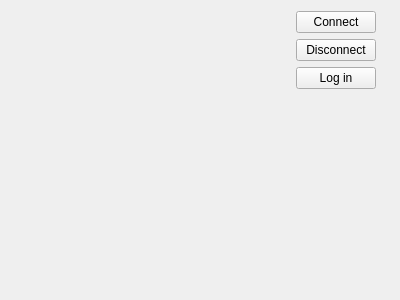
Qt form mywechat_client/mainwindow.ui (TeonSean/mywechat) before a commit.
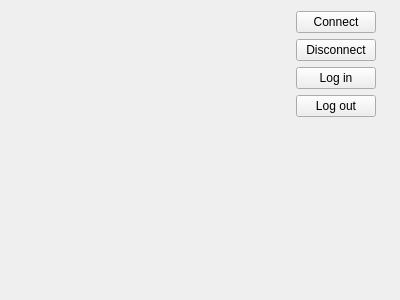
The same form after that commit.

The edit to the form file:
```diff
--- a/mywechat_client/mainwindow.ui
+++ b/mywechat_client/mainwindow.ui
@@ -56,6 +56,13 @@
          </property>
         </widget>
        </item>
+       <item>
+        <widget class="QPushButton" name="logout">
+         <property name="text">
+          <string>Log out</string>
+         </property>
+        </widget>
+       </item>
        <item>
         <spacer name="verticalSpacer">
          <property name="orientation">
```
